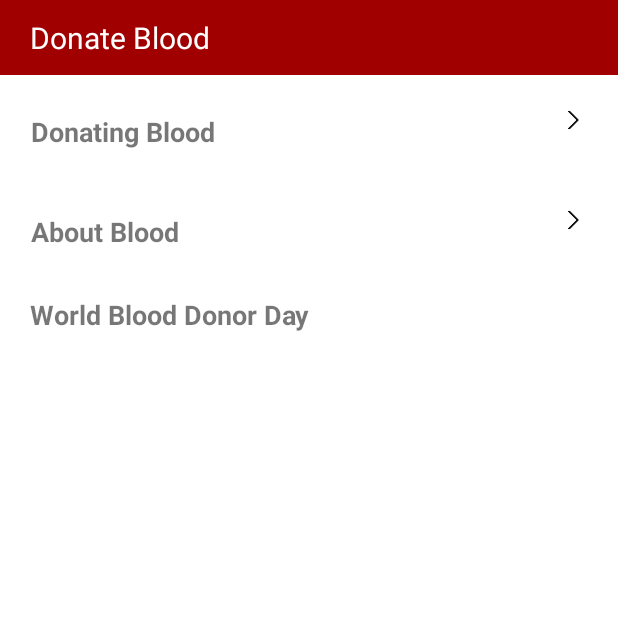
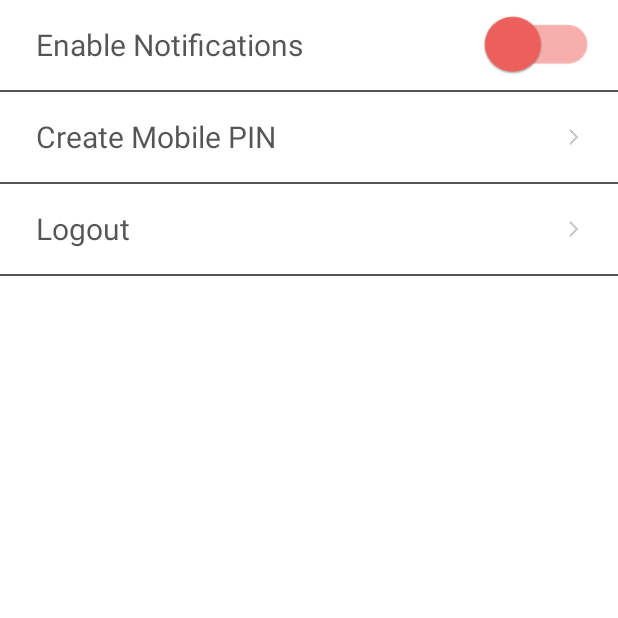
Before and after one commit to Nitijkatiyar/Lyfe, an Android app: the fragment MoreFragment placed in its activity, after a tap on "Donate Blood", on a phone screen of 412 x 824 dp, the top half of it. Run offline under Robolectric (Android 15) with nearby library versions, the phone set to English and light mode, and no system bars.

Commit message:
commiting setting option code

```diff
--- a/Lyfe/app/src/main/AndroidManifest.xml
+++ b/Lyfe/app/src/main/AndroidManifest.xml
@@ -47,6 +47,12 @@
             android:name=".activities.ActivityBloodDonateInfo"
             android:screenOrientation="portrait"></activity>
         <activity
+            android:name=".activities.SettingActivity"
+            android:screenOrientation="portrait"></activity>
+        <activity
+            android:name=".activities.MobilePinActivity"
+            android:screenOrientation="portrait"></activity>
+        <activity
             android:name=".activities.OverviewActivity"
             android:screenOrientation="portrait">
             <intent-filter>
--- /dev/null
+++ b/Lyfe/app/src/main/java/com/bst/Lyfe/activities/SettingActivity.java
@@ -0,0 +1,96 @@
+package com.bst.Lyfe.activities;
+
+import android.content.Context;
+import android.content.Intent;
+import android.graphics.drawable.ColorDrawable;
+import android.os.Bundle;
+import android.support.annotation.Nullable;
+import android.support.v7.app.AlertDialog;
+import android.support.v7.app.AppCompatActivity;
+import android.view.LayoutInflater;
+import android.view.View;
+import android.widget.Button;
+import android.widget.LinearLayout;
+import android.widget.RelativeLayout;
+import android.widget.TextView;
+
+import com.bst.Lyfe.R;
+import com.bst.utils.ActivityChanger;
+
+/**
+ * Created by arun on 04-07-2016.
+ */
+public class SettingActivity extends AppCompatActivity {
+    ActivityChanger activityChanger;
+
+    RelativeLayout layout_mpin, layout_logout, layout_notification;
+
+    @Override
+    protected void onCreate(@Nullable Bundle savedInstanceState) {
+        super.onCreate(savedInstanceState);
+        setContentView(R.layout.activity_setting);
+        activityChanger = new ActivityChanger(SettingActivity.this);
+        layout_logout = (RelativeLayout) findViewById(R.id.layoutlogout);
+        layout_mpin = (RelativeLayout) findViewById(R.id.layoutMpin);
+        layout_notification = (RelativeLayout) findViewById(R.id.layoutnotification);
+
+        layout_logout.setOnClickListener(new View.OnClickListener() {
+            @Override
+            public void onClick(View view) {
+
+                final AlertDialog customDialog = new AlertDialog.Builder(SettingActivity.this)
+                        .create();
+                customDialog.getWindow().setBackgroundDrawable(
+                        new ColorDrawable(android.graphics.Color.TRANSPARENT));
+
+                LayoutInflater inflater = (LayoutInflater) SettingActivity.this
+                        .getSystemService(Context.LAYOUT_INFLATER_SERVICE);
+                LinearLayout dialoglayout = (LinearLayout) inflater.inflate(
+                        R.layout.custom_dialog, null);
+
+                TextView tvTitle = (TextView) dialoglayout
+                        .findViewById(R.id.dialog_title);
+                TextView tvDescription = (TextView) dialoglayout
+                        .findViewById(R.id.dialog_description);
+                Button button1 = (Button) dialoglayout.findViewById(R.id.dialog_done1);
+                Button button2 = (Button) dialoglayout.findViewById(R.id.dialog_done2);
+
+                tvTitle.setText(getResources().getString(R.string.logout));
+
+                customDialog.setView(dialoglayout, 0, 0, 0, 0);
+
+                button1.setVisibility(View.VISIBLE);
+                button2.setVisibility(View.VISIBLE);
+
+                customDialog.setCancelable(false);
+                button2.setOnClickListener(new View.OnClickListener() {
+
+                    @Override
+                    public void onClick(View v) {
+                        customDialog.dismiss();
+                        finish();
+
+                    }
+                });
+                button1.setOnClickListener(new View.OnClickListener() {
+
+                    @Override
+                    public void onClick(View v) {
+                        customDialog.dismiss();
+
+                    }
+                });
+
+                customDialog.show();
+            }
+
+        });
+
+        layout_mpin.setOnClickListener(new View.OnClickListener() {
+            @Override
+            public void onClick(View view) {
+                activityChanger.startActivity(new Intent(SettingActivity.this, MobilePinActivity.class));
+            }
+        });
+    }
+}
--- a/Lyfe/app/src/main/java/com/bst/Lyfe/fragments/MoreFragment.java
+++ b/Lyfe/app/src/main/java/com/bst/Lyfe/fragments/MoreFragment.java
@@ -12,12 +12,13 @@ import com.bst.Lyfe.R;
 import com.bst.Lyfe.activities.BloodDonateActivity;
 import com.bst.Lyfe.activities.BloodFactsActivity;
 import com.bst.Lyfe.activities.MainActivity;
+import com.bst.Lyfe.activities.SettingActivity;
 import com.bst.utils.ActivityChanger;
 
 
 public class MoreFragment extends Fragment {
 
-    RelativeLayout _bloodFactsText, donateblood, myths;
+    RelativeLayout _bloodFactsText, donateblood, myths,settings;
     MainActivity mainActivity;
     ActivityChanger activityChanger;
 
@@ -32,11 +33,12 @@ public class MoreFragment extends Fragment {
         _bloodFactsText = (RelativeLayout) view.findViewById(R.id.bloodFactsText);
         donateblood = (RelativeLayout) view.findViewById(R.id.donateblood);
         myths = (RelativeLayout) view.findViewById(R.id.myths);
+        //settings=(RelativeLayout) view.findViewById(R.id.settings);
         donateblood.setOnClickListener(new View.OnClickListener() {
             @Override
             public void onClick(View view) {
-                Intent intent = new Intent(mainActivity, BloodDonateActivity.class);
-                startActivity(intent);
+                activityChanger.startActivity(new Intent(mainActivity, BloodDonateActivity.class));
+
 
             }
         });
@@ -50,13 +52,17 @@ public class MoreFragment extends Fragment {
         myths.setOnClickListener(new View.OnClickListener() {
             @Override
             public void onClick(View view) {
+                Bundle mBundle = new Bundle();
+                mBundle.putString("myth", "myth");
+                activityChanger.startActivity(new Intent(mainActivity, BloodFactsActivity.class).putExtras(mBundle));
 
 
-                Intent intent = new Intent(mainActivity, BloodFactsActivity.class);
-                Bundle mBundle = new Bundle();
-                mBundle.putString("myth", "myth");
-                intent.putExtras(mBundle);
-                startActivity(intent);
+            }
+        });
+        donateblood.setOnClickListener(new View.OnClickListener() {
+            @Override
+            public void onClick(View view) {
+                activityChanger.startActivity(new Intent(mainActivity, SettingActivity.class));
             }
         });
         return view;
--- a/Lyfe/app/src/main/java/com/bst/utils/Preferences.java
+++ b/Lyfe/app/src/main/java/com/bst/utils/Preferences.java
@@ -19,7 +19,9 @@ public class Preferences {
     public static final String BIRTHDAY = "birthday";
     public static final String GENDER = "gender";
     public static final String EMAIL_ID = "emailId";
+    public static final String CREATE_PIN= "pin";
     public static final String KEY_DEFAULT_PREFERENCE = "com.bst.lyfe";
+
 
 
     public static SharedPreferences getDefaultPref(Context context) {
--- /dev/null
+++ b/Lyfe/app/src/main/res/drawable/notification.xml
@@ -0,0 +1,9 @@
+<selector xmlns:android="http://schemas.android.com/apk/res/android">
+
+    <item android:state_checked="false"
+        android:drawable="@mipmap/notification_off_red" />
+
+    <item android:state_checked="true"
+        android:drawable="@mipmap/notification_on_green" />
+
+</selector>
--- /dev/null
+++ b/Lyfe/app/src/main/res/layout/activity_setting.xml
@@ -0,0 +1,109 @@
+<?xml version="1.0" encoding="utf-8"?>
+<LinearLayout xmlns:android="http://schemas.android.com/apk/res/android"
+    android:orientation="vertical" android:layout_width="match_parent"
+    android:layout_height="match_parent"
+    android:background="@color/white"
+    >
+
+
+    <RelativeLayout
+        android:id="@+id/layoutnotification"
+        android:layout_width="fill_parent"
+        android:layout_height="60dp"
+        android:layout_marginLeft="24dp"
+        android:orientation="horizontal"
+        android:paddingRight="20dp" >
+
+        <TextView
+            android:id="@+id/enablenotification"
+            android:layout_width="wrap_content"
+            android:layout_height="wrap_content"
+            android:layout_alignParentLeft="true"
+            android:layout_centerVertical="true"
+            android:layout_gravity="center_vertical"
+            android:text="Enable Notifications"
+            android:textColor="@color/colorTextPrimary"
+            android:textSize="20sp" />
+
+        <ToggleButton
+            android:id="@+id/profileTounchdiToggle"
+            android:layout_width="70dp"
+            android:layout_height="40dp"
+            android:layout_alignParentRight="true"
+            android:layout_centerVertical="true"
+            android:background="@drawable/notification"
+            android:textOff=""
+            android:textOn="" />
+    </RelativeLayout>
+
+    <View
+        android:layout_width="wrap_content"
+        android:layout_height="1dp"
+        android:background="@color/colorTextPrimary"></View>
+
+    <RelativeLayout
+        android:layout_width="wrap_content"
+        android:layout_height="60dp"
+        android:layout_marginLeft="24dp"
+        android:orientation="horizontal"
+        android:paddingRight="20dp"
+        android:id="@+id/layoutMpin">
+
+        <TextView
+            android:layout_width="wrap_content"
+            android:layout_height="wrap_content"
+            android:textColor="@color/colorTextPrimary"
+            android:text="Create Mobile PIN"
+            android:layout_alignParentLeft="true"
+            android:layout_centerVertical="true"
+            android:layout_gravity="center_vertical"
+            android:textSize="20sp"/>
+
+        <ImageView
+            android:id="@+id/image2MoreMpin"
+            android:layout_width="20dp"
+            android:layout_height="20dp"
+            android:layout_alignParentRight="true"
+            android:layout_centerVertical="true"
+            android:src="@mipmap/arrow_right" />
+
+    </RelativeLayout>
+    <View
+        android:layout_width="wrap_content"
+        android:layout_height="1dp"
+        android:background="@color/colorTextPrimary"></View>
+
+    <RelativeLayout
+        android:layout_width="wrap_content"
+        android:layout_height="60dp"
+        android:layout_marginLeft="24dp"
+        android:orientation="horizontal"
+        android:paddingRight="20dp"
+        android:id="@+id/layoutlogout">
+
+        <TextView
+            android:layout_width="wrap_content"
+            android:layout_height="wrap_content"
+            android:textColor="@color/colorTextPrimary"
+            android:text="Logout"
+            android:layout_alignParentLeft="true"
+            android:layout_centerVertical="true"
+            android:layout_gravity="center_vertical"
+            android:textSize="20sp"/>
+
+        <ImageView
+            android:id="@+id/morelogout"
+            android:layout_width="20dp"
+            android:layout_height="20dp"
+            android:layout_alignParentRight="true"
+            android:layout_centerVertical="true"
+            android:src="@mipmap/arrow_right" />
+
+    </RelativeLayout>
+
+    <View
+        android:layout_width="wrap_content"
+        android:layout_height="1dp"
+        android:background="@color/colorTextPrimary"></View>
+
+</LinearLayout>
--- a/Lyfe/app/src/main/res/layout/blood_fact_listitems.xml
+++ b/Lyfe/app/src/main/res/layout/blood_fact_listitems.xml
@@ -25,7 +25,7 @@
                 android:layout_marginLeft="5dp"
                 android:layout_marginTop="5dp"
                 android:layout_marginBottom="5dp"
-                android:textColor="@color/colorTextSecondry"
+                android:textColor="@color/colorPrimary"
                 android:textSize="18sp"
                 android:visibility="gone" />
 
--- a/Lyfe/app/src/main/res/values/strings.xml
+++ b/Lyfe/app/src/main/res/values/strings.xml
@@ -19,6 +19,11 @@
 
     <string name="myths">Myths: <font fgcolor="#000000"></font></string>
     <string name="facts">Facts: <font fgcolor="#ffff0000"></font></string>
+    <string name="create_Pin">CreatePIN</string>
+    <string name="confirmpin">Confirm PIN</string>
+    <string name="enterpin">Enter PIN</string>
+    <string name="logout">Are u sure u want to logout?</string>
+    <string name="pin_success">PIN created successfully</string>
 
     <string-array name="eligibilty">
         <item>You must have eaten some food during the four hours prior to donation.</item>
```
Also changed, not shown: Lyfe/app/src/main/java/com/bst/Lyfe/activities/BloodDonateActivity.java (+5 -3 lines), Lyfe/app/src/main/java/com/bst/Lyfe/activities/MobilePinActivity.java (added, +54 -0 lines), Lyfe/app/src/main/res/layout/activity_mpin.xml (added, +75 -0 lines), Lyfe/app/src/main/res/layout/custom_dialog.xml (added, +99 -0 lines), Lyfe/app/src/main/res/mipmap-xhdpi/notification_off_red.png (added), Lyfe/app/src/main/res/mipmap-xhdpi/notification_on_green.png (added), 45 other files.
